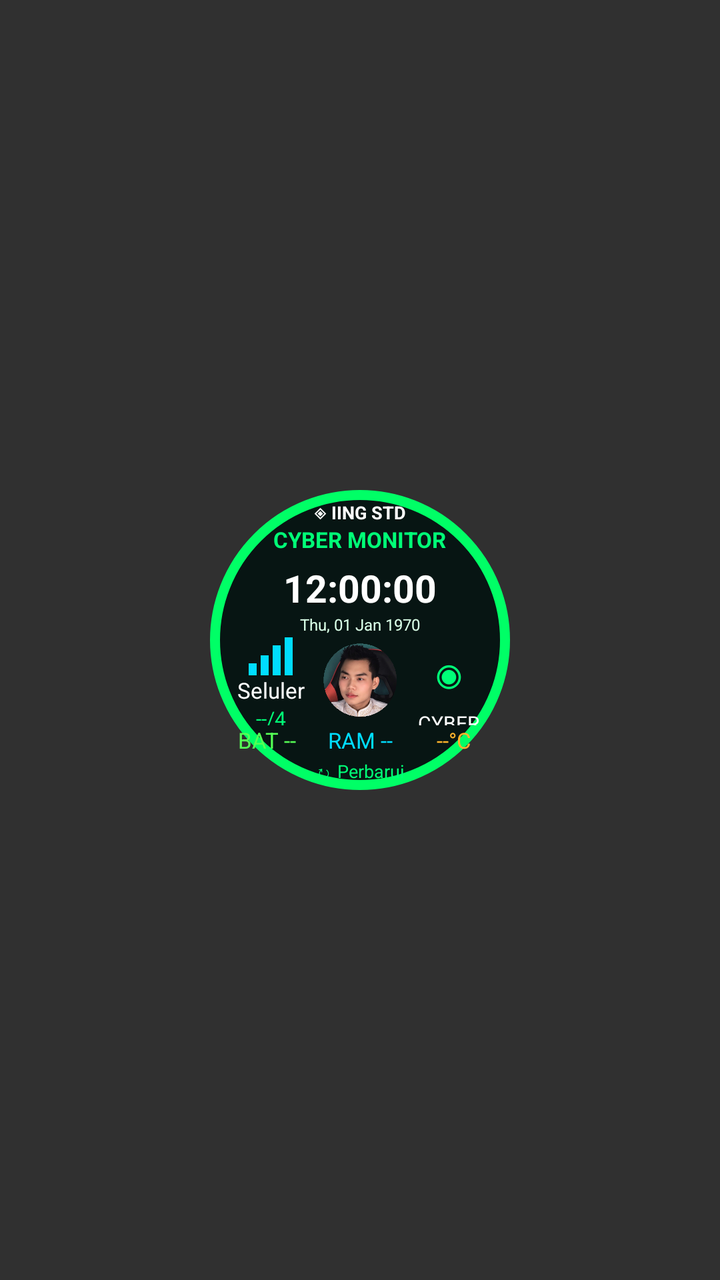
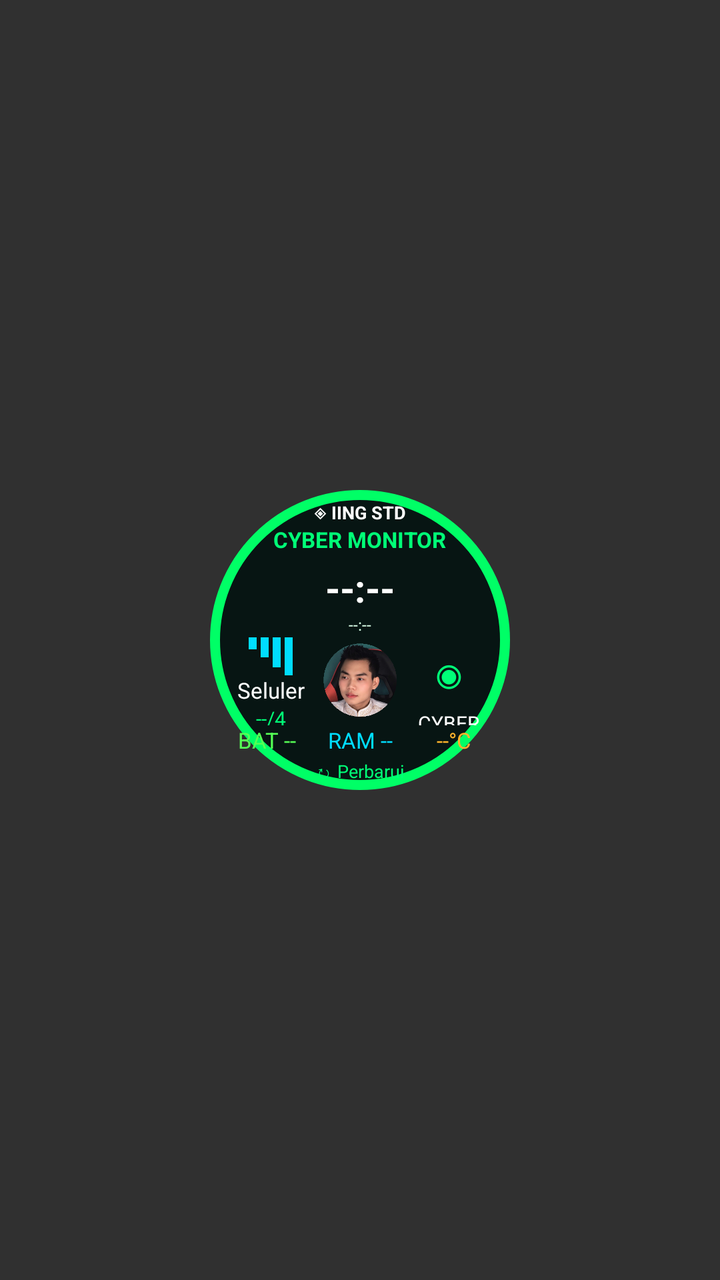

Compare the two renders of this Android layout. The source of the first and the diff that turns it into the second are given below.
<!-- AndroidManifest.xml: application theme android:Theme.Material.NoActionBar -->
<!-- res/layout/widget.xml -->
<?xml version="1.0" encoding="utf-8"?>
<FrameLayout xmlns:android="http://schemas.android.com/apk/res/android" android:layout_width="match_parent" android:layout_height="match_parent">
 <LinearLayout android:layout_width="150dp" android:layout_height="150dp" android:layout_gravity="center" android:orientation="vertical" android:gravity="center" android:padding="5dp" android:background="@drawable/cyber_circle">
  <TextView android:layout_width="wrap_content" android:layout_height="wrap_content" android:text="◈ IING STD" android:textStyle="bold" android:textColor="#FFFFFF" android:textSize="9sp"/>
  <TextView android:layout_width="wrap_content" android:layout_height="wrap_content" android:text="CYBER MONITOR" android:textStyle="bold" android:textColor="#00FF77" android:textSize="11sp"/>
  <TextClock android:layout_width="wrap_content" android:layout_height="wrap_content" android:format12Hour="hh:mm:ss" android:format24Hour="HH:mm:ss" android:textColor="#FFFFFF" android:textSize="19sp" android:textStyle="bold" android:layout_marginTop="4dp"/>
  <TextClock android:layout_width="wrap_content" android:layout_height="wrap_content" android:format12Hour="EEE, dd MMM yyyy" android:format24Hour="EEE, dd MMM yyyy" android:textColor="#D9FFE7" android:textSize="8sp"/>
  <LinearLayout android:layout_width="match_parent" android:layout_height="45dp" android:orientation="horizontal" android:gravity="center">
   <LinearLayout android:layout_width="0dp" android:layout_weight="1" android:layout_height="wrap_content" android:gravity="center" android:orientation="vertical">
    <LinearLayout android:layout_width="wrap_content" android:layout_height="20dp" android:gravity="bottom" android:orientation="horizontal">
     <View android:id="@+id/bar1" android:layout_width="4dp" android:layout_height="6dp" android:layout_marginEnd="2dp" android:background="#00DDFF"/>
     <View android:id="@+id/bar2" android:layout_width="4dp" android:layout_height="10dp" android:layout_marginEnd="2dp" android:background="#00DDFF"/>
     <View android:id="@+id/bar3" android:layout_width="4dp" android:layout_height="15dp" android:layout_marginEnd="2dp" android:background="#00DDFF"/>
     <View android:id="@+id/bar4" android:layout_width="4dp" android:layout_height="19dp" android:background="#00DDFF"/>
    </LinearLayout>
    <TextView android:id="@+id/network" android:layout_width="wrap_content" android:layout_height="wrap_content" android:text="Seluler" android:textColor="#FFFFFF" android:textSize="11sp"/>
    <TextView android:id="@+id/signal" android:layout_width="wrap_content" android:layout_height="wrap_content" android:text="--/4" android:textColor="#00FF77" android:textSize="10sp"/>
   </LinearLayout>
   <ImageView android:layout_width="38dp" android:layout_height="38dp" android:src="@drawable/portrait" android:contentDescription="Foto profil"/>
   <LinearLayout android:layout_width="0dp" android:layout_weight="1" android:layout_height="wrap_content" android:gravity="center" android:orientation="vertical">
    <TextView android:layout_width="wrap_content" android:layout_height="wrap_content" android:text="◉" android:textColor="#00FF77" android:textSize="27sp"/>
    <TextView android:layout_width="wrap_content" android:layout_height="wrap_content" android:text="CYBER" android:textColor="#FFFFFF" android:textSize="10sp"/>
   </LinearLayout>
  </LinearLayout>
  <LinearLayout android:layout_width="match_parent" android:layout_height="wrap_content" android:orientation="horizontal" android:gravity="center">
   <TextView android:id="@+id/battery" android:layout_width="0dp" android:layout_weight="1" android:gravity="center" android:layout_height="wrap_content" android:text="BAT --" android:textColor="#55FF55" android:textSize="11sp"/>
   <TextView android:id="@+id/storage" android:layout_width="0dp" android:layout_weight="1" android:gravity="center" android:layout_height="wrap_content" android:text="RAM --" android:textColor="#00DDFF" android:textSize="11sp"/>
   <TextView android:id="@+id/temp" android:layout_width="0dp" android:layout_weight="1" android:gravity="center" android:layout_height="wrap_content" android:text="--°C" android:textColor="#FFB32C" android:textSize="11sp"/>
  </LinearLayout>
  <TextView android:id="@+id/updated" android:layout_width="wrap_content" android:layout_height="wrap_content" android:text="↻ Perbarui" android:textColor="#00FF77" android:textSize="9sp" android:layout_marginTop="2dp"/>
 </LinearLayout>
</FrameLayout>
<!-- resources referenced by this layout -->
<resources>
  <!-- drawable cyber_circle (drawable) -->
  <shape xmlns:android="http://schemas.android.com/apk/res/android" android:shape="oval"><solid android:color="#F0051411"/><stroke android:width="5dp" android:color="#00FF66"/><size android:width="320dp" android:height="320dp"/></shape>
  <!-- drawable portrait: png bitmap (drawable-nodpi, 69831 bytes) -->
</resources>

<!-- the commit's change to res/layout/widget.xml (unified diff, before → after) -->
@@ -3,15 +3,15 @@
  <LinearLayout android:layout_width="150dp" android:layout_height="150dp" android:layout_gravity="center" android:orientation="vertical" android:gravity="center" android:padding="5dp" android:background="@drawable/cyber_circle">
   <TextView android:layout_width="wrap_content" android:layout_height="wrap_content" android:text="◈ IING STD" android:textStyle="bold" android:textColor="#FFFFFF" android:textSize="9sp"/>
   <TextView android:layout_width="wrap_content" android:layout_height="wrap_content" android:text="CYBER MONITOR" android:textStyle="bold" android:textColor="#00FF77" android:textSize="11sp"/>
-  <TextClock android:layout_width="wrap_content" android:layout_height="wrap_content" android:format12Hour="hh:mm:ss" android:format24Hour="HH:mm:ss" android:textColor="#FFFFFF" android:textSize="19sp" android:textStyle="bold" android:layout_marginTop="4dp"/>
-  <TextClock android:layout_width="wrap_content" android:layout_height="wrap_content" android:format12Hour="EEE, dd MMM yyyy" android:format24Hour="EEE, dd MMM yyyy" android:textColor="#D9FFE7" android:textSize="8sp"/>
+  <TextView android:text="--:--" android:layout_width="wrap_content" android:layout_height="wrap_content" android:textColor="#FFFFFF" android:textSize="19sp" android:textStyle="bold" android:layout_marginTop="4dp"/>
+  <TextView android:text="--:--" android:layout_width="wrap_content" android:layout_height="wrap_content" android:textColor="#D9FFE7" android:textSize="8sp"/>
   <LinearLayout android:layout_width="match_parent" android:layout_height="45dp" android:orientation="horizontal" android:gravity="center">
    <LinearLayout android:layout_width="0dp" android:layout_weight="1" android:layout_height="wrap_content" android:gravity="center" android:orientation="vertical">
     <LinearLayout android:layout_width="wrap_content" android:layout_height="20dp" android:gravity="bottom" android:orientation="horizontal">
-     <View android:id="@+id/bar1" android:layout_width="4dp" android:layout_height="6dp" android:layout_marginEnd="2dp" android:background="#00DDFF"/>
-     <View android:id="@+id/bar2" android:layout_width="4dp" android:layout_height="10dp" android:layout_marginEnd="2dp" android:background="#00DDFF"/>
-     <View android:id="@+id/bar3" android:layout_width="4dp" android:layout_height="15dp" android:layout_marginEnd="2dp" android:background="#00DDFF"/>
-     <View android:id="@+id/bar4" android:layout_width="4dp" android:layout_height="19dp" android:background="#00DDFF"/>
+     <TextView android:id="@+id/bar1" android:layout_width="4dp" android:layout_height="6dp" android:layout_marginEnd="2dp" android:background="#00DDFF" android:text=" " />
+     <TextView android:id="@+id/bar2" android:layout_width="4dp" android:layout_height="10dp" android:layout_marginEnd="2dp" android:background="#00DDFF" android:text=" " />
+     <TextView android:id="@+id/bar3" android:layout_width="4dp" android:layout_height="15dp" android:layout_marginEnd="2dp" android:background="#00DDFF" android:text=" " />
+     <TextView android:id="@+id/bar4" android:layout_width="4dp" android:layout_height="19dp" android:background="#00DDFF" android:text=" " />
     </LinearLayout>
     <TextView android:id="@+id/network" android:layout_width="wrap_content" android:layout_height="wrap_content" android:text="Seluler" android:textColor="#FFFFFF" android:textSize="11sp"/>
     <TextView android:id="@+id/signal" android:layout_width="wrap_content" android:layout_height="wrap_content" android:text="--/4" android:textColor="#00FF77" android:textSize="10sp"/>
